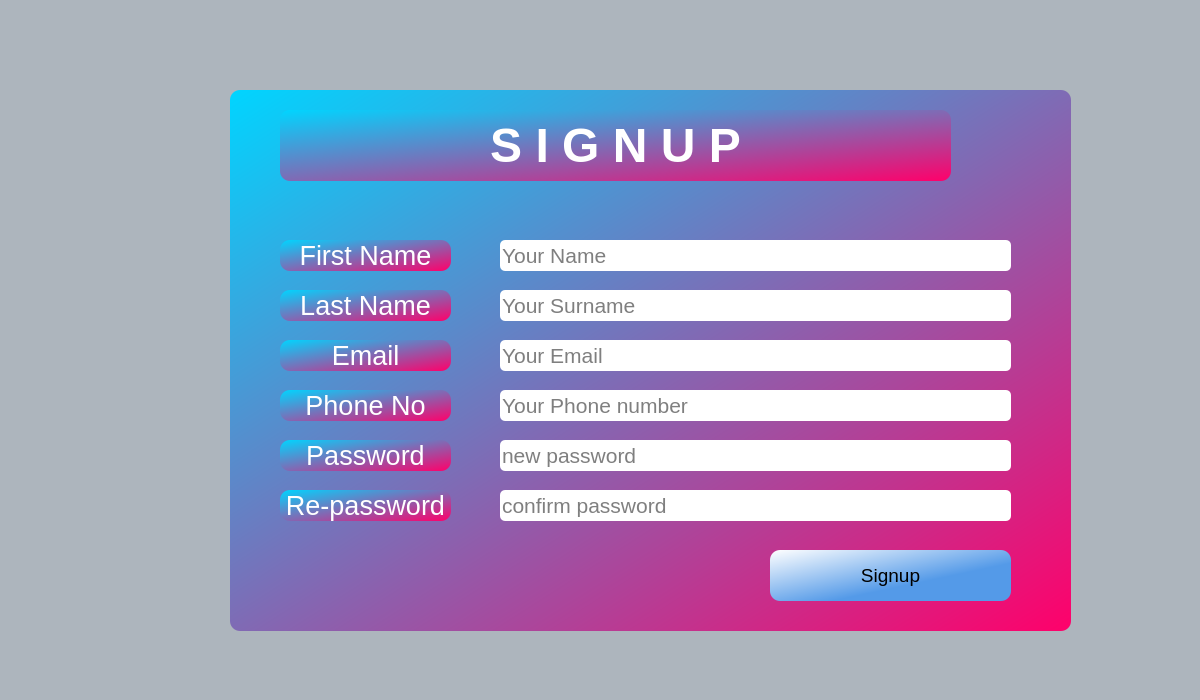
First picture: the form in Forms/Main/signup.ui, repository ayush-regmi/CoviCURE, before the edit.
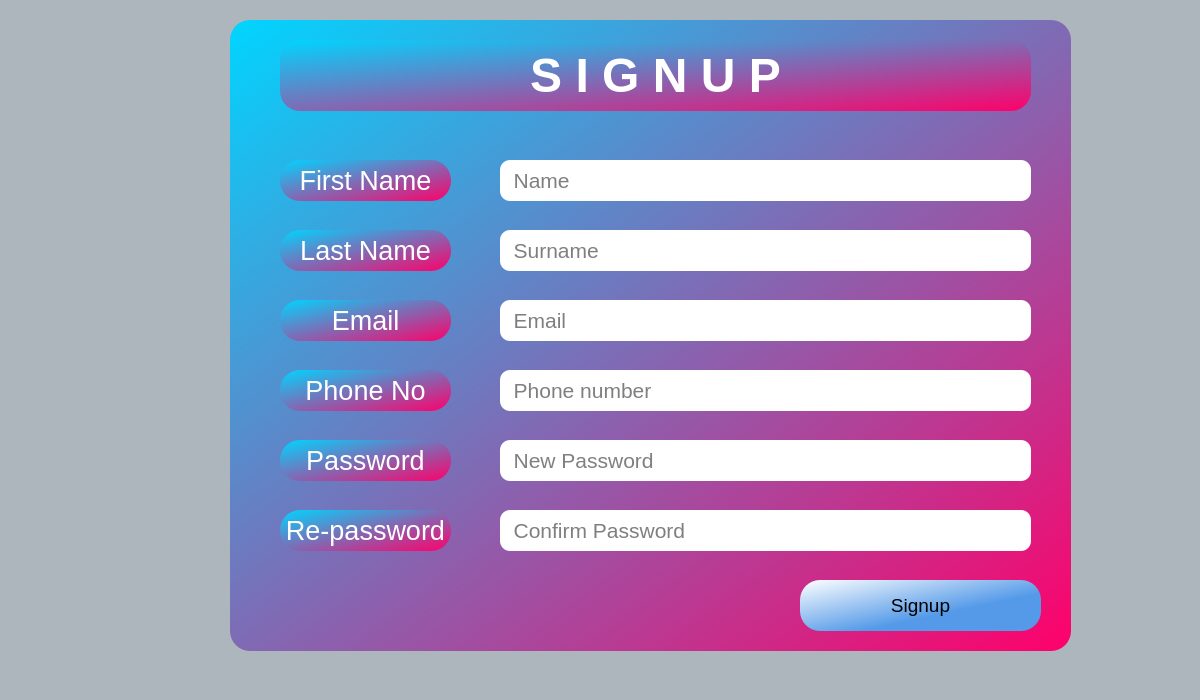
Second picture: the form after the edit.

What changed in the file:
```diff
--- a/Forms/Main/signup.ui
+++ b/Forms/Main/signup.ui
@@ -20,14 +20,14 @@
    <property name="geometry">
     <rect>
      <x>230</x>
-     <y>90</y>
+     <y>20</y>
      <width>841</width>
-     <height>541</height>
+     <height>631</height>
     </rect>
    </property>
    <property name="styleSheet">
     <string notr="true">background-color: qlineargradient(spread:reflect, x1:0, y1:0, x2:1, y2:1, stop:0 rgba(0, 213, 255, 255), stop:1 rgba(255, 0, 106, 255));
-border-radius: 10px;</string>
+border-radius: 20px;</string>
    </property>
    <property name="title">
     <string/>
@@ -37,7 +37,7 @@
      <rect>
       <x>50</x>
       <y>20</y>
-      <width>671</width>
+      <width>751</width>
       <height>71</height>
      </rect>
     </property>
@@ -71,8 +71,8 @@
    <widget class="QPushButton" name="pushButton_signup">
     <property name="geometry">
      <rect>
-      <x>540</x>
-      <y>460</y>
+      <x>570</x>
+      <y>560</y>
       <width>241</width>
       <height>51</height>
      </rect>
@@ -102,9 +102,9 @@
     <property name="geometry">
      <rect>
       <x>50</x>
-      <y>250</y>
+      <y>280</y>
       <width>171</width>
-      <height>31</height>
+      <height>41</height>
      </rect>
     </property>
     <property name="font">
@@ -129,9 +129,9 @@
     <property name="geometry">
      <rect>
       <x>50</x>
-      <y>150</y>
+      <y>140</y>
       <width>171</width>
-      <height>31</height>
+      <height>41</height>
      </rect>
     </property>
     <property name="font">
@@ -156,9 +156,9 @@
     <property name="geometry">
      <rect>
       <x>270</x>
-      <y>300</y>
-      <width>511</width>
-      <height>31</height>
+      <y>350</y>
+      <width>531</width>
+      <height>41</height>
      </rect>
     </property>
     <property name="sizePolicy">
@@ -177,19 +177,19 @@
     <property name="styleSheet">
      <string notr="true">background-color: #fff;
 font: 16pt &quot;Segoe UI&quot;;
-border-radius:5px;</string>
+border-radius:10px;</string>
     </property>
     <property name="placeholderText">
-     <string>Your Phone number</string>
+     <string>  Phone number</string>
     </property>
    </widget>
    <widget class="QLabel" name="Password">
     <property name="geometry">
      <rect>
       <x>50</x>
-      <y>350</y>
+      <y>420</y>
       <width>171</width>
-      <height>31</height>
+      <height>41</height>
      </rect>
     </property>
     <property name="font">
@@ -214,9 +214,9 @@
     <property name="geometry">
      <rect>
       <x>50</x>
-      <y>400</y>
+      <y>490</y>
       <width>171</width>
-      <height>31</height>
+      <height>41</height>
      </rect>
     </property>
     <property name="font">
@@ -241,9 +241,9 @@
     <property name="geometry">
      <rect>
       <x>50</x>
-      <y>300</y>
+      <y>350</y>
       <width>171</width>
-      <height>31</height>
+      <height>41</height>
      </rect>
     </property>
     <property name="font">
@@ -271,9 +271,9 @@
     <property name="geometry">
      <rect>
       <x>270</x>
-      <y>150</y>
-      <width>511</width>
-      <height>31</height>
+      <y>140</y>
+      <width>531</width>
+      <height>41</height>
      </rect>
     </property>
     <property name="sizePolicy">
@@ -292,19 +292,19 @@
     <property name="styleSheet">
      <string notr="true">background-color: #fff;
 font: 16pt &quot;Segoe UI&quot;;
-border-radius:5px;</string>
+border-radius:10px;</string>
     </property>
     <property name="placeholderText">
-     <string>Your Name</string>
+     <string>  Name</string>
     </property>
    </widget>
    <widget class="QLabel" name="Sname">
     <property name="geometry">
      <rect>
       <x>50</x>
-      <y>200</y>
+      <y>210</y>
       <width>171</width>
-      <height>31</height>
+      <height>41</height>
      </rect>
     </property>
     <property name="font">
@@ -329,9 +329,9 @@
     <property name="geometry">
      <rect>
       <x>270</x>
-      <y>200</y>
-      <width>511</width>
-      <height>31</height>
+      <y>210</y>
+      <width>531</width>
+      <height>41</height>
      </rect>
     </property>
     <property name="sizePolicy">
@@ -350,19 +350,19 @@
     <property name="styleSheet">
      <string notr="true">background-color: #fff;
 font: 16pt &quot;Segoe UI&quot;;
-border-radius:5px;</string>
+border-radius:10px;</string>
     </property>
     <property name="placeholderText">
-     <string>Your Surname</string>
+     <string>  Surname</string>
     </property>
    </widget>
    <widget class="QLineEdit" name="lineEdit_password_2">
     <property name="geometry">
      <rect>
       <x>270</x>
-      <y>250</y>
-      <width>511</width>
-      <height>31</height>
+      <y>280</y>
+      <width>531</width>
+      <height>41</height>
      </rect>
     </property>
     <property name="sizePolicy">
@@ -381,19 +381,19 @@
     <property name="styleSheet">
      <string notr="true">background-color: #fff;
 font: 16pt &quot;Segoe UI&quot;;
-border-radius:5px;</string>
+border-radius:10px;</string>
     </property>
     <property name="placeholderText">
-     <string>Your Email</string>
+     <string>  Email</string>
     </property>
    </widget>
    <widget class="QLineEdit" name="lineEdit_password_5">
     <property name="geometry">
      <rect>
       <x>270</x>
-      <y>400</y>
-      <width>511</width>
-      <height>31</height>
+      <y>490</y>
+      <width>531</width>
+      <height>41</height>
      </rect>
     </property>
     <property name="sizePolicy">
@@ -412,22 +412,22 @@
     <property name="styleSheet">
      <string notr="true">background-color: #fff;
 font: 16pt &quot;Segoe UI&quot;;
-border-radius:5px;</string>
+border-radius:10px;</string>
     </property>
     <property name="echoMode">
      <enum>QLineEdit::Password</enum>
     </property>
     <property name="placeholderText">
-     <string>confirm password</string>
+     <string>  Confirm Password</string>
     </property>
    </widget>
    <widget class="QLineEdit" name="lineEdit_password_3">
     <property name="geometry">
      <rect>
       <x>270</x>
-      <y>350</y>
-      <width>511</width>
-      <height>31</height>
+      <y>420</y>
+      <width>531</width>
+      <height>41</height>
      </rect>
     </property>
     <property name="sizePolicy">
@@ -446,13 +446,13 @@
     <property name="styleSheet">
      <string notr="true">background-color: #fff;
 font: 16pt &quot;Segoe UI&quot;;
-border-radius:5px;</string>
+border-radius:10px;</string>
     </property>
     <property name="echoMode">
      <enum>QLineEdit::Password</enum>
     </property>
     <property name="placeholderText">
-     <string>new password</string>
+     <string>  New Password</string>
     </property>
    </widget>
   </widget>
```
Left out of the diff: 14 changed lines with no effect on the pictures.
